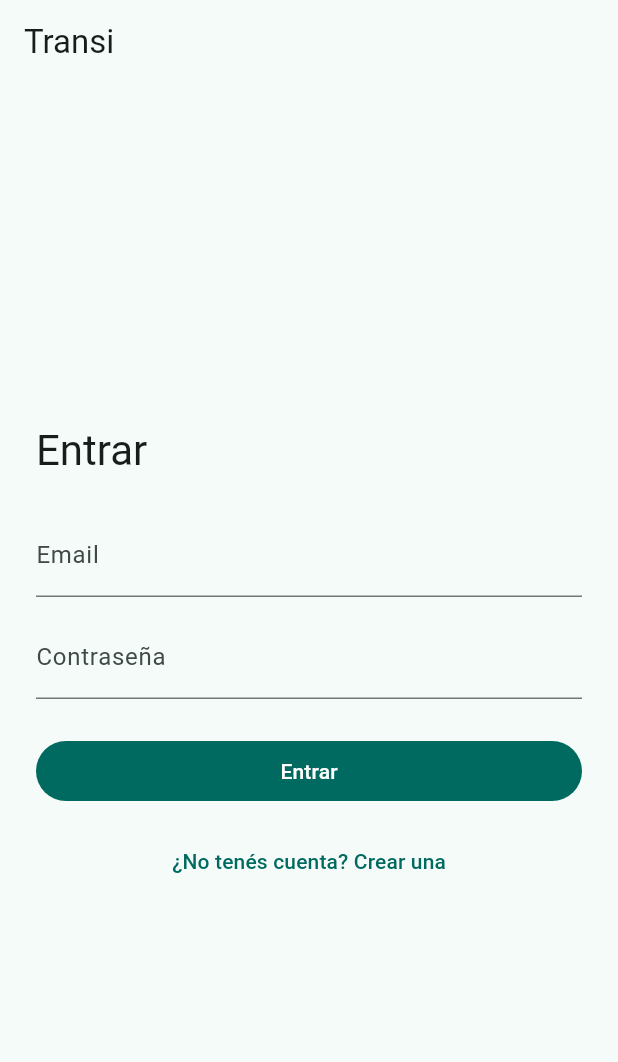
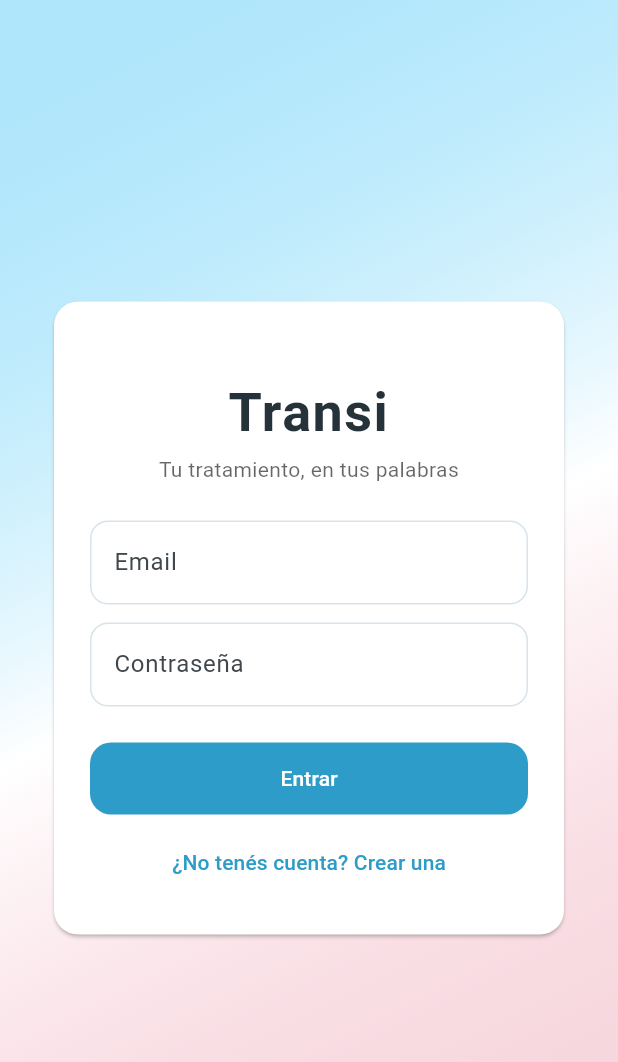
Before and after one commit to paolobastida/transi-app, a Flutter app: the screen it shows after launch, on a phone screen of 412 x 824 dp. Shown: the top 1062 px of the screen. Run offline on Flutter 3.47's test engine with Material 3 defaults, Android fonts, the phone set to English and light mode, and no system bars; our stand-ins replace drift, drift_flutter, flutter_secure_storage, image_picker; missing offline and left inert: record; accounts and stored records are empty; generated files the repository leaves out were written again.

Commit message:
Frontend: tema con la bandera trans, login con degradé y listas con tarjetas

```diff
--- a/app/lib/main.dart
+++ b/app/lib/main.dart
@@ -12,6 +12,7 @@ import 'dependencias.dart';
 import 'dominio/usuario.dart';
 import 'presentacion/pantalla_inicio.dart';
 import 'presentacion/pantalla_login.dart';
+import 'presentacion/tema.dart';
 
 void main() {
   WidgetsFlutterBinding.ensureInitialized();
@@ -43,9 +44,7 @@ class TransiApp extends StatelessWidget {
       dependencias: dependencias,
       child: MaterialApp(
         title: 'Transi',
-        theme: ThemeData(
-          colorScheme: ColorScheme.fromSeed(seedColor: Colors.teal),
-        ),
+        theme: temaTransi(),
         home: const PantallaArranque(),
       ),
     );
--- a/app/lib/presentacion/pantalla_inicio.dart
+++ b/app/lib/presentacion/pantalla_inicio.dart
@@ -8,6 +8,7 @@ import 'pantalla_linea_de_tiempo.dart';
 import 'pantalla_login.dart';
 import 'pantalla_profesionales.dart';
 import 'pantalla_tratamientos.dart';
+import 'tema.dart';
 
 /// Contenedor principal con barra de navegación y el botón "Registrar cambio".
 class PantallaInicio extends StatefulWidget {
@@ -53,6 +54,10 @@ class _PantallaInicioState extends State<PantallaInicio> {
     return Scaffold(
       appBar: AppBar(
         title: const Text('Transi'),
+        bottom: const PreferredSize(
+          preferredSize: Size.fromHeight(4),
+          child: FranjaTrans(alto: 4),
+        ),
         actions: [
           IconButton(
             tooltip: 'Cuenta y respaldo',
--- a/app/lib/presentacion/pantalla_login.dart
+++ b/app/lib/presentacion/pantalla_login.dart
@@ -3,6 +3,7 @@ import 'package:flutter/material.dart';
 import '../datos/autenticacion.dart';
 import 'pantalla_inicio.dart';
 import 'pantalla_registro.dart';
+import 'tema.dart';
 
 /// P1 · Login (U2). Requiere red.
 class PantallaLogin extends StatefulWidget {
@@ -36,9 +37,7 @@ class _PantallaLoginState extends State<PantallaLogin> {
       final usuario = await widget.autenticacion.entrar(_email.text, _clave.text);
       if (!mounted) return;
       Navigator.of(context).pushReplacement(
-        MaterialPageRoute(
-          builder: (_) => PantallaInicio(usuario: usuario),
-        ),
+        MaterialPageRoute(builder: (_) => PantallaInicio(usuario: usuario)),
       );
     } catch (e) {
       if (mounted) setState(() => _error = e.toString());
@@ -50,17 +49,23 @@ class _PantallaLoginState extends State<PantallaLogin> {
   @override
   Widget build(BuildContext context) {
     return Scaffold(
-      appBar: AppBar(title: const Text('Transi')),
-      body: Center(
+      body: Container(
+        decoration: degradadoBandera(),
+        child: SafeArea(
+          child: Center(
             child: SingleChildScrollView(
               padding: const EdgeInsets.all(24),
               child: ConstrainedBox(
-            constraints: const BoxConstraints(maxWidth: 400),
+                constraints: const BoxConstraints(maxWidth: 420),
+                child: Card(
+                  child: Padding(
+                    padding: const EdgeInsets.all(24),
                     child: Column(
                       mainAxisSize: MainAxisSize.min,
                       crossAxisAlignment: CrossAxisAlignment.stretch,
                       children: [
-                Text('Entrar', style: Theme.of(context).textTheme.headlineMedium),
+                        const EncabezadoTransi(
+                            subtitulo: 'Tu tratamiento, en tus palabras'),
                         const SizedBox(height: 24),
                         TextField(
                           controller: _email,
@@ -71,20 +76,26 @@ class _PantallaLoginState extends State<PantallaLogin> {
                         TextField(
                           controller: _clave,
                           obscureText: true,
+                          onSubmitted: (_) => _entrar(),
                           decoration: const InputDecoration(labelText: 'Contraseña'),
                         ),
                         if (_error != null) ...[
                           const SizedBox(height: 12),
-                  Text(_error!, style: TextStyle(color: Theme.of(context).colorScheme.error)),
+                          Text(_error!,
+                              style: TextStyle(color: Theme.of(context).colorScheme.error)),
                         ],
                         const SizedBox(height: 24),
                         FilledButton(
                           onPressed: _cargando ? null : _entrar,
                           child: _cargando
-                      ? const SizedBox(height: 20, width: 20, child: CircularProgressIndicator(strokeWidth: 2))
+                              ? const SizedBox(
+                                  height: 20,
+                                  width: 20,
+                                  child: CircularProgressIndicator(strokeWidth: 2, color: Colors.white),
+                                )
                               : const Text('Entrar'),
                         ),
-                const SizedBox(height: 12),
+                        const SizedBox(height: 8),
                         TextButton(
                           onPressed: _cargando
                               ? null
@@ -100,6 +111,10 @@ class _PantallaLoginState extends State<PantallaLogin> {
                   ),
                 ),
               ),
+            ),
+          ),
+        ),
+      ),
     );
   }
 }
--- /dev/null
+++ b/app/lib/presentacion/tema.dart
@@ -0,0 +1,193 @@
+import 'package:flutter/material.dart';
+
+/// Paleta basada en la bandera transgénero:
+/// celeste · rosa · blanco · rosa · celeste.
+class ColoresTrans {
+  static const celeste = Color(0xFF5BCEFA);
+  static const rosa = Color(0xFFF5A9B8);
+  static const blanco = Colors.white;
+
+  // Variantes más saturadas, para texto y botones (mejor contraste).
+  static const celesteFuerte = Color(0xFF2E9CC9);
+  static const rosaFuerte = Color(0xFFE27D95);
+
+  static const tinta = Color(0xFF26323A);
+  static const fondo = Color(0xFFF6FAFC);
+}
+
+/// Franja decorativa con las cinco franjas de la bandera.
+class FranjaTrans extends StatelessWidget {
+  final double alto;
+
+  const FranjaTrans({super.key, this.alto = 6});
+
+  @override
+  Widget build(BuildContext context) {
+    return SizedBox(
+      height: alto,
+      child: const Row(
+        children: [
+          Expanded(child: ColoredBox(color: ColoresTrans.celeste)),
+          Expanded(child: ColoredBox(color: ColoresTrans.rosa)),
+          Expanded(child: ColoredBox(color: ColoresTrans.blanco)),
+          Expanded(child: ColoredBox(color: ColoresTrans.rosa)),
+          Expanded(child: ColoredBox(color: ColoresTrans.celeste)),
+        ],
+      ),
+    );
+  }
+}
+
+/// Degradé suave con los colores de la bandera, para fondos de acceso.
+BoxDecoration degradadoBandera() => BoxDecoration(
+      gradient: LinearGradient(
+        begin: Alignment.topLeft,
+        end: Alignment.bottomRight,
+        colors: [
+          ColoresTrans.celeste.withValues(alpha: 0.45),
+          ColoresTrans.blanco,
+          ColoresTrans.rosa.withValues(alpha: 0.45),
+        ],
+        stops: const [0, 0.5, 1],
+      ),
+    );
+
+/// Encabezado con la franja de la bandera y el nombre de la app.
+class EncabezadoTransi extends StatelessWidget {
+  final String subtitulo;
+
+  const EncabezadoTransi({super.key, required this.subtitulo});
+
+  @override
+  Widget build(BuildContext context) {
+    return Column(
+      children: [
+        ClipRRect(
+          borderRadius: BorderRadius.circular(6),
+          child: const FranjaTrans(alto: 8),
+        ),
+        const SizedBox(height: 20),
+        Text(
+          'Transi',
+          textAlign: TextAlign.center,
+          style: Theme.of(context)
+              .textTheme
+              .displaySmall
+              ?.copyWith(fontWeight: FontWeight.w700, letterSpacing: 1),
+        ),
+        const SizedBox(height: 6),
+        Text(
+          subtitulo,
+          textAlign: TextAlign.center,
+          style: TextStyle(color: Colors.black.withValues(alpha: 0.6)),
+        ),
+      ],
+    );
+  }
+}
+
+/// Estado vacío reutilizable: ícono suave + mensaje.
+class EstadoVacio extends StatelessWidget {
+  final IconData icono;
+  final String mensaje;
+
+  const EstadoVacio({super.key, required this.icono, required this.mensaje});
+
+  @override
+  Widget build(BuildContext context) {
+    return Center(
+      child: Padding(
+        padding: const EdgeInsets.all(32),
+        child: Column(
+          mainAxisSize: MainAxisSize.min,
+          children: [
+            Container(
+              padding: const EdgeInsets.all(20),
+              decoration: BoxDecoration(
+                color: ColoresTrans.celeste.withValues(alpha: 0.18),
+                shape: BoxShape.circle,
+              ),
+              child: Icon(icono, size: 40, color: ColoresTrans.celesteFuerte),
+            ),
+            const SizedBox(height: 16),
+            Text(
+              mensaje,
+              textAlign: TextAlign.center,
+              style: TextStyle(color: Colors.black.withValues(alpha: 0.6)),
+            ),
+          ],
+        ),
+      ),
+    );
+  }
+}
+
+ThemeData temaTransi() {
+  final esquema = ColorScheme.fromSeed(
+    seedColor: ColoresTrans.celesteFuerte,
+    brightness: Brightness.light,
+  ).copyWith(
+    primary: ColoresTrans.celesteFuerte,
+    onPrimary: Colors.white,
+    secondary: ColoresTrans.rosaFuerte,
+    onSecondary: Colors.white,
+    surface: Colors.white,
+    onSurface: ColoresTrans.tinta,
+  );
+
+  final radio = BorderRadius.circular(14);
+
+  return ThemeData(
+    useMaterial3: true,
+    colorScheme: esquema,
+    scaffoldBackgroundColor: ColoresTrans.fondo,
+    appBarTheme: const AppBarTheme(
+      backgroundColor: Colors.white,
+      foregroundColor: ColoresTrans.tinta,
+      elevation: 0,
+      centerTitle: false,
+    ),
+    cardTheme: CardThemeData(
+      color: Colors.white,
+      elevation: 1,
+      margin: const EdgeInsets.symmetric(horizontal: 12, vertical: 6),
+      shape: RoundedRectangleBorder(borderRadius: BorderRadius.circular(16)),
+    ),
+    inputDecorationTheme: InputDecorationTheme(
+      filled: true,
+      fillColor: Colors.white,
+      border: OutlineInputBorder(
+        borderRadius: BorderRadius.circular(12),
+        borderSide: const BorderSide(color: Color(0xFFD7E3EA)),
+      ),
+      enabledBorder: OutlineInputBorder(
+        borderRadius: BorderRadius.circular(12),
+        borderSide: const BorderSide(color: Color(0xFFD7E3EA)),
+      ),
+    ),
+    filledButtonTheme: FilledButtonThemeData(
+      style: FilledButton.styleFrom(
+        minimumSize: const Size.fromHeight(48),
+        shape: RoundedRectangleBorder(borderRadius: radio),
+      ),
+    ),
+    outlinedButtonTheme: OutlinedButtonThemeData(
+      style: OutlinedButton.styleFrom(
+        minimumSize: const Size.fromHeight(48),
+        shape: RoundedRectangleBorder(borderRadius: radio),
+      ),
+    ),
+    navigationBarTheme: NavigationBarThemeData(
+      backgroundColor: Colors.white,
+      indicatorColor: ColoresTrans.celeste.withValues(alpha: 0.35),
+      labelTextStyle: WidgetStateProperty.all(
+        const TextStyle(fontSize: 12, fontWeight: FontWeight.w500),
+      ),
+    ),
+    chipTheme: ChipThemeData(
+      backgroundColor: ColoresTrans.rosa.withValues(alpha: 0.35),
+      side: BorderSide.none,
+      shape: RoundedRectangleBorder(borderRadius: BorderRadius.circular(20)),
+    ),
+  );
+}
```
Also changed, not shown: app/lib/presentacion/pantalla_linea_de_tiempo.dart (+22 -10 lines), app/lib/presentacion/pantalla_profesionales.dart (+19 -6 lines), app/lib/presentacion/pantalla_registro.dart (+33 -9 lines), app/lib/presentacion/pantalla_tratamientos.dart (+22 -8 lines), 1 other file. Lines whose indentation alone changed are shown as unchanged.
